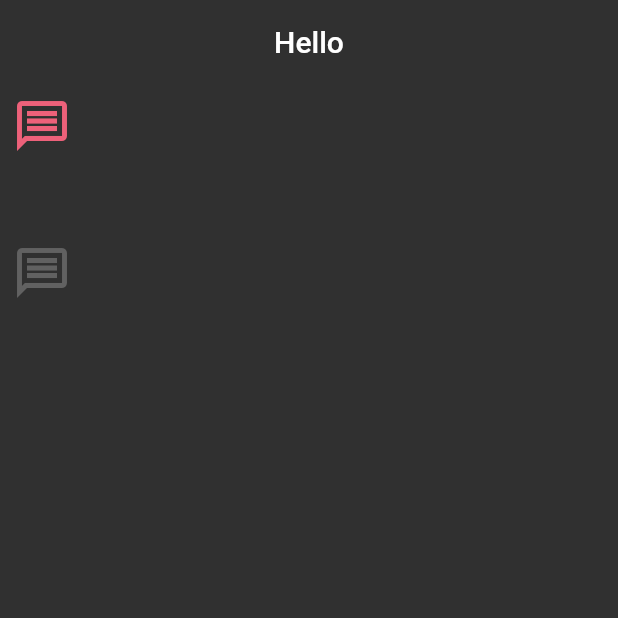
After one commit to hasandgursoy/Flutter-Full, a Flutter app: the screen it shows after launch, on a phone screen of 412 x 824 dp, the top half of it. The commit adds this screen. Run offline on Flutter 3.47's test engine with Material 2 defaults, Android fonts, the phone set to English and light mode, and no system bars.

Commit message:
Icons , Themes and Colors

```diff
--- /dev/null
+++ b/lib/101/Icon_learn.dart
@@ -0,0 +1,48 @@
+import 'package:flutter/material.dart';
+
+class IconLearnView extends StatelessWidget {
+  IconLearnView({Key? key}) : super(key: key);
+
+  final IconSizes iconSize = IconSizes();
+  final IconColors iconColors = IconColors();
+
+  @override
+  Widget build(BuildContext context) {
+    return Scaffold(
+      appBar: AppBar(
+        title: const Text('Hello'),
+      ),
+      body: Column(
+        children: [
+          // Outlined müşretilere daha güzel gelir o yüzden kullanılması gerekir.
+          IconButton(
+              onPressed: () {},
+              icon: Icon(
+                Icons.message_outlined,
+                color: iconColors.froly,
+                size: iconSize.iconSmall,
+              )),
+          const SizedBox(
+            height: 50,
+          ),
+          IconButton(
+              onPressed: () {},
+              icon: Icon(
+                Icons.message_outlined,
+                color: Theme.of(context).backgroundColor,
+                size: iconSize.iconSmall,
+              )),
+        ],
+      ),
+    );
+  }
+}
+
+class IconSizes {
+  final double iconSmall = 40;
+}
+
+// Colorları el ile vermek yanlış color generator yazıp ordan değerleri alıyoruz.
+class IconColors {
+  final Color froly = const Color(0xffED617A);
+}
--- a/lib/main.dart
+++ b/lib/main.dart
@@ -1,6 +1,10 @@
 import 'package:flutter/material.dart';
+import 'package:flutter/services.dart';
+import 'package:flutter_full_learn/101/Icon_learn.dart';
+import 'package:flutter_full_learn/101/color_learn.dart';
 //import 'package:flutter_full_learn/101/container_sized_box_learn.dart';
-import '101/button_learn.dart';
+//import '101/app_bar.dart';
+//import '101/button_learn.dart';
 //import '101/scaffold_learn.dart';
 //import 'package:flutter_full_learn/101/text_learn.dart';
 
@@ -18,7 +22,17 @@ class MyApp extends StatelessWidget {
         debugShowCheckedModeBanner: false,
         themeMode: ThemeMode.dark,
         title: 'Flutter Demo',
-        theme: ThemeData.dark(),
-        home: const ButtonLearn());
+        theme: ThemeData.dark().copyWith(
+          // Bu değeri theme.of(context).errorColor şeklinde projenin her yerinde çağırabilirim.
+          errorColor: ColorsItems().sulu,
+          // AppBar ayarlarını burada yapıcaz.
+            appBarTheme: const AppBarTheme(
+          // Appbar'ın hemen üstündeki yer.
+          systemOverlayStyle: SystemUiOverlayStyle.light,
+          centerTitle: true,
+          backgroundColor: Colors.transparent,
+          elevation: 0,
+        )),
+        home: IconLearnView());
   }
 }
```
Also changed, not shown: lib/101/app_bar.dart (added, +35 -0 lines), lib/101/color_learn.dart (added, +37 -0 lines).
